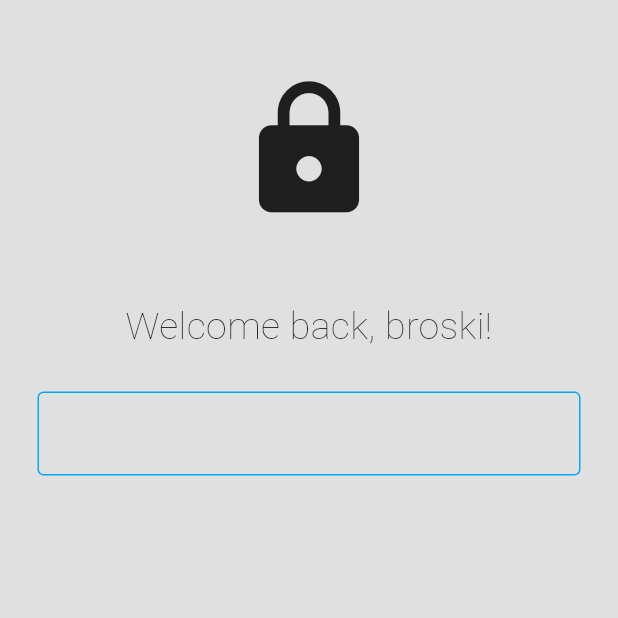
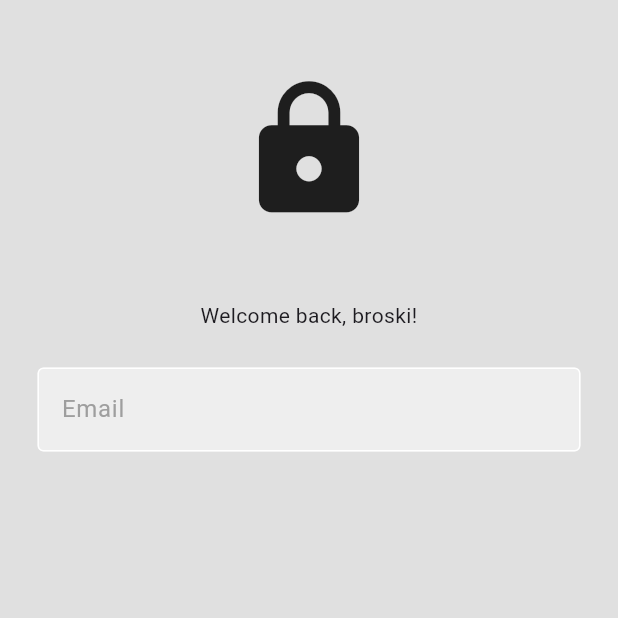
Before and after one commit to Delos-343/SosMed-App, a Flutter app: the screen it shows after launch, on a phone screen of 412 x 824 dp, the top half of it. Run offline on Flutter 3.47's test engine with Material 3 defaults, Android fonts, the phone set to English and light mode, and no system bars; Roboto replaces fonts that are missing (Raleway).

Commit message:
Fixed email field

```diff
--- a/lib/components/text_field.dart
+++ b/lib/components/text_field.dart
@@ -20,7 +20,17 @@ class MyTextField extends StatelessWidget {
       obscureText: obscureText,
       decoration: InputDecoration(
         enabledBorder: const OutlineInputBorder(
+          borderSide: BorderSide(color: Colors.white)
+        ),
+        focusedBorder: const OutlineInputBorder(
           borderSide: BorderSide(color: Colors.lightBlue)
+        ),
+        fillColor: Colors.grey.shade200,
+        filled: true,
+        hintText: hintText,
+        hintStyle: TextStyle(
+          fontWeight: FontWeight.w400,
+          color: Colors.grey[500],
         ),
       ),
     );
--- a/lib/pages/login_page.dart
+++ b/lib/pages/login_page.dart
@@ -13,6 +13,7 @@ class LoginPage extends StatefulWidget {
 class _LoginPageState extends State<LoginPage> {
 
   final emailTextController = TextEditingController();
+
   final passwordTextController = TextEditingController();
 
   @override
@@ -40,10 +41,7 @@ class _LoginPageState extends State<LoginPage> {
                 Text(
                   'Welcome back, broski!',
                   textAlign: TextAlign.center,
-                  style: TextStyle(
-                    fontSize: 25,
-                    fontWeight: FontWeight.w200,
-                  ),
+                  style: TextStyle(fontWeight: FontWeight.w400),
                 ),
 
                 SizedBox(height: 25),
```
